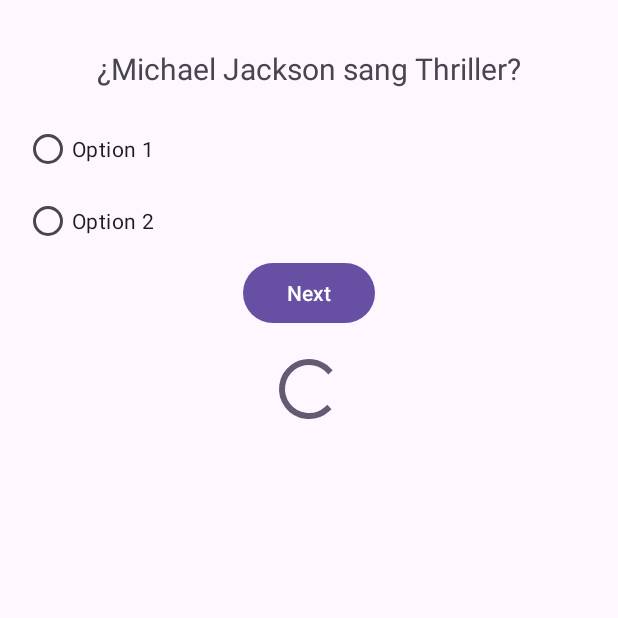
After one commit to maferpinazocode/Parcial_PDM, an Android app: the fragment QuestionFragment shown on its own in the app's theme, on a phone screen of 412 x 824 dp, the top half of it. The commit adds this screen. Run offline under Robolectric (Android 15) with nearby library versions, the phone set to English and light mode, and no system bars.

Commit message:
We have created the QuestionFragment, where we added some questions and define the views. Meanwhile, in the layout fragment_question, it shows the questions with different answers options. Now we need to add the action for the new AnswerFragment class.

```diff
--- /dev/null
+++ b/AppParcial/app/src/main/java/com/example/questionsanswers/QuestionFragment.kt
@@ -0,0 +1,33 @@
+package com.example.questionsanswers
+
+import android.os.Bundle
+import androidx.fragment.app.Fragment
+import android.view.View
+import android.widget.Button
+import android.widget.RadioGroup
+import android.widget.TextView
+import androidx.navigation.fragment.findNavController
+
+class QuestionFragment : Fragment(R.layout.fragment_question) {
+    private var currentQuestionIndex = 0
+    private val questions = listOf(
+        "¿Michael Jackson sang Thriller?",
+        "¿Who was the president of the United States in 2020?",
+        "¿Where is the Koala from?"
+    )
+
+    override fun onViewCreated(view: View, savedInstanceState: Bundle?) {
+        super.onViewCreated(view, savedInstanceState)
+        val questionTextView: TextView = view.findViewById(R.id.questionTextView)
+        val optionsRadioGroup: RadioGroup = view.findViewById(R.id.optionsRadioGroup)
+        val nextButton: Button = view.findViewById(R.id.nextButton)
+
+        // Set first question
+        questionTextView.text = questions[currentQuestionIndex]
+
+        nextButton.setOnClickListener {
+            // Navigate to AnswerFragment to see if the answer is correct
+            findNavController().navigate(R.id.action_questionFragment_to_answerFragment)
+        }
+    }
+}
--- /dev/null
+++ b/AppParcial/app/src/main/res/layout/fragment_question.xml
@@ -0,0 +1,50 @@
+<?xml version="1.0" encoding="utf-8"?>
+<LinearLayout xmlns:android="http://schemas.android.com/apk/res/android"
+android:orientation="vertical"
+android:layout_width="match_parent"
+android:layout_height="match_parent"
+android:padding="16dp">
+
+<TextView
+    android:id="@+id/questionTextView"
+    android:layout_width="wrap_content"
+    android:layout_height="wrap_content"
+    android:text="@string/question_text"
+    android:textSize="20sp"
+    android:layout_gravity="center_horizontal"
+    android:padding="16dp" />
+
+<RadioGroup
+    android:id="@+id/optionsRadioGroup"
+    android:layout_width="match_parent"
+    android:layout_height="wrap_content"
+    android:orientation="vertical">
+
+    <RadioButton
+        android:id="@+id/option1"
+        android:layout_width="wrap_content"
+        android:layout_height="wrap_content"
+        android:text="@string/first_option" />
+
+    <RadioButton
+        android:id="@+id/option2"
+        android:layout_width="wrap_content"
+        android:layout_height="wrap_content"
+        android:text="@string/second_option" />
+
+
+</RadioGroup>
+
+<Button
+    android:id="@+id/nextButton"
+    android:layout_width="wrap_content"
+    android:layout_height="wrap_content"
+    android:text="@string/next_text"
+    android:layout_gravity="center_horizontal" />
+
+<ProgressBar
+    android:id="@+id/progressBar"
+    android:layout_width="match_parent"
+    android:layout_height="wrap_content"
+    android:layout_marginTop="16dp" />
+</LinearLayout>
--- a/AppParcial/app/src/main/res/layout/fragment_welcome.xml
+++ b/AppParcial/app/src/main/res/layout/fragment_welcome.xml
@@ -10,7 +10,7 @@
         android:id="@+id/welcomeText"
         android:layout_width="wrap_content"
         android:layout_height="wrap_content"
-        android:text="Welcome to the Quiz Game!"
+        android:text="@string/welcome_text"
         android:textSize="24sp"
         android:textAlignment="center" />
 
@@ -18,5 +18,5 @@
         android:id="@+id/startButton"
         android:layout_width="wrap_content"
         android:layout_height="wrap_content"
-        android:text="Start Game" />
+        android:text="@string/start_text" />
 </LinearLayout>
--- a/AppParcial/app/src/main/res/values/strings.xml
+++ b/AppParcial/app/src/main/res/values/strings.xml
@@ -2,4 +2,10 @@
     <string name="app_name">QuestionsAnswers</string>
     <!-- TODO: Remove or change this placeholder text -->
     <string name="hello_blank_fragment">Hello blank fragment</string>
+    <string name="welcome_text">Welcome to the Quiz Game!</string>
+    <string name="start_text">Start Game</string>
+    <string name="question_text">Sample Question</string>
+    <string name="first_option">Option 1</string>
+    <string name="second_option">Option 2</string>
+    <string name="next_text">Next</string>
 </resources>
```
